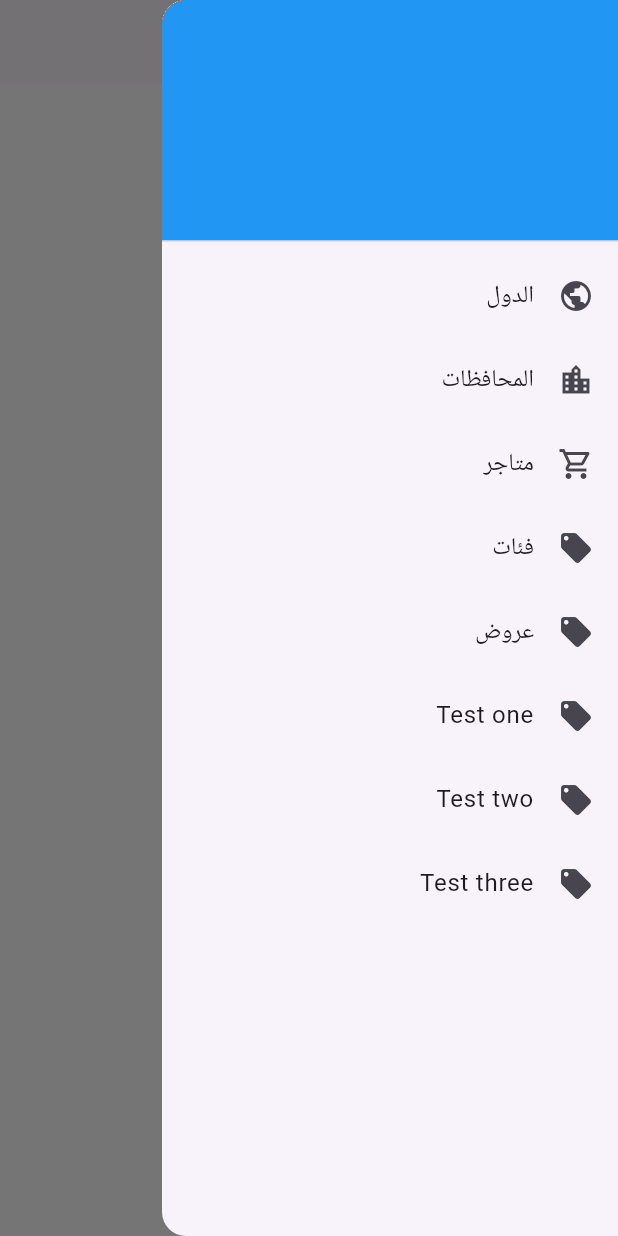
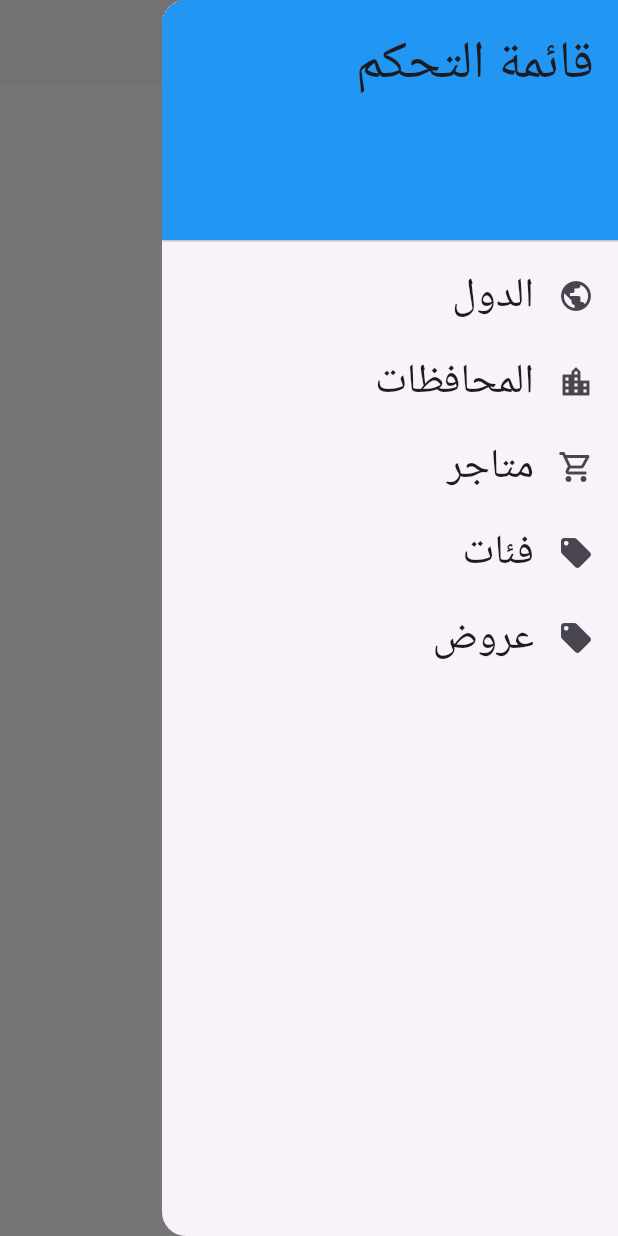
Before and after one commit to HishamKoptaN/awfar_offers_dash, a Flutter app: the screen it shows after launch, with the side drawer open, on a phone screen of 412 x 824 dp. Run offline on Flutter 3.47's test engine with Material 3 defaults, Android fonts, the light colour scheme and no system bars; our stand-ins replace country_code_picker, dio, flutter_bloc, flutter_screenutil, flutter_secure_storage, freezed_annotation and 6 more; missing offline and left inert: country_flags, flag; generated files the repository leaves out were written again; network calls fail; Roboto replaces fonts that are missing (Arial).

Commit message:
some change

```diff
--- a/lib/features/categories/presentation/view/categories_view.dart
+++ b/lib/features/categories/presentation/view/categories_view.dart
@@ -48,6 +48,8 @@ class CategoriesView extends StatelessWidget {
               return state.maybeWhen(
                 categoriesLoaded: (categories) {
                   return SingleChildScrollView(
+                    child: Container(
+                      width: double.infinity,
                       child: DataTable(
                         columns: [
                           DataColumn(
@@ -96,6 +98,7 @@ class CategoriesView extends StatelessWidget {
                           },
                         ).toList(),
                       ),
+                    ),
                   );
                 },
                 orElse: () => const CircularProgressIndicator(),
--- a/lib/features/controll_panel/control_panel_view.dart
+++ b/lib/features/controll_panel/control_panel_view.dart
@@ -1,8 +1,8 @@
 import 'package:flutter/material.dart';
-import '../../test_one.dart';
+import 'package:flutter_screenutil/flutter_screenutil.dart';
+import '../../core/global/gobal_widgets/global_widgets.dart';
 import '../categories/presentation/view/categories_view.dart';
 import '../countries/presentation/view/countries_view.dart';
-import '../governorates/presentation/pages/add_governorates_view.dart';
 import '../governorates/presentation/pages/governorates_view.dart';
 import '../offres/presentation/screens/offers_view.dart';
 import '../stores/presentation/screens/stores_view.dart';
@@ -11,28 +11,42 @@ class ControlPanel extends StatefulWidget {
   const ControlPanel({
     super.key,
   });
+
   @override
   _ControlPanelState createState() => _ControlPanelState();
 }
 
 class _ControlPanelState extends State<ControlPanel> {
   int selectedIndex = 0;
+
+  // قائمة الصفحات
   List<Widget> pages = [
     const CountriesView(),
     const GovernoratesView(),
     const StoresView(),
     const CategoriesView(),
     const OffersView(),
-    const CountryFlags(),
-    const CountryFlags(),
-    AddGovernorateView(),
+  ];
+
+  // قائمة العناوين
+  List<String> titles = [
+    'الدول',
+    'المحافظات',
+    'المتاجر',
+    'الفئات',
+    'العروض',
   ];
 
   @override
-  Widget build(context) {
+  Widget build(BuildContext context) {
     return Scaffold(
       appBar: AppBar(
-        title: const Text(""),
+        title: CustomText(
+          text: titles[selectedIndex],
+          fontSize: 30.sp,
+          fontWeight: FontWeight.bold,
+        ),
+        centerTitle: true,
       ),
       drawer: Drawer(
         child: SingleChildScrollView(
@@ -40,113 +54,77 @@ class _ControlPanelState extends State<ControlPanel> {
             shrinkWrap: true,
             padding: EdgeInsets.zero,
             children: <Widget>[
-              const DrawerHeader(
-                decoration: BoxDecoration(
+              DrawerHeader(
+                decoration: const BoxDecoration(
                   color: Colors.blue,
                 ),
-                child: Text(
-                  '',
-                  style: TextStyle(
-                    color: Colors.white,
-                    fontSize: 24,
-                  ),
+                child: CustomText(
+                  text: 'قائمة التحكم',
+                  fontSize: 35.sp,
                 ),
               ),
               ListTile(
-                leading: const Icon(
-                  Icons.public,
+                leading: const Icon(Icons.public),
+                title: CustomText(
+                  text: 'الدول',
+                  fontSize: 27.5.sp,
                 ),
-                title: const Text('الدول'),
                 onTap: () {
-                  setState(
-                    () {
-                      selectedIndex = 0;
-                    },
-                  );
+                  setState(() {
+                    selectedIndex = 0; // تحديث الفهرس
+                  });
                   Navigator.pop(context);
                 },
               ),
               ListTile(
                 leading: const Icon(Icons.location_city),
-                title: const Text(
-                  'المحافظات',
+                title: CustomText(
+                  text: 'المحافظات',
+                  fontSize: 27.5.sp,
                 ),
                 onTap: () {
-                  setState(
-                    () {
-                      selectedIndex = 1;
-                    },
-                  );
+                  setState(() {
+                    selectedIndex = 1; // تحديث الفهرس
+                  });
                   Navigator.pop(context);
                 },
               ),
               ListTile(
                 leading: const Icon(Icons.shopping_cart_outlined),
-                title: const Text('متاجر'),
-                onTap: () {
-                  setState(
-                    () {
-                      selectedIndex = 2;
-                    },
-                  );
-                  Navigator.pop(context);
-                },
-              ),
-              ListTile(
-                leading: const Icon(Icons.local_offer),
-                title: const Text('فئات'),
-                onTap: () {
-                  setState(
-                    () {
-                      selectedIndex = 3;
-                    },
-                  );
-                  Navigator.pop(context);
-                },
-              ),
-              ListTile(
-                leading: const Icon(Icons.local_offer),
-                title: const Text('عروض'),
-                onTap: () {
-                  setState(
-                    () {
-                      selectedIndex = 4;
-                    },
-                  );
-                  Navigator.pop(context);
-                },
-              ),
-              ListTile(
-                leading: const Icon(Icons.local_offer),
-                title: const Text('Test one'),
+                title: CustomText(
+                  text: 'متاجر',
+                  fontSize: 27.5.sp,
+                ),
                 onTap: () {
                   setState(() {
-                    selectedIndex = 5;
+                    selectedIndex = 2; // تحديث الفهرس
                   });
                   Navigator.pop(context);
                 },
               ),
               ListTile(
                 leading: const Icon(Icons.local_offer),
-                title: const Text('Test two'),
+                title: CustomText(
+                  text: 'فئات',
+                  fontSize: 27.5.sp,
+                ),
                 onTap: () {
-                  setState(
-                    () {
-                      selectedIndex = 6;
-                    },
-                  );
+                  setState(() {
+                    selectedIndex = 3; // تحديث الفهرس
+                  });
                   Navigator.pop(context);
                 },
               ),
               ListTile(
                 leading: const Icon(Icons.local_offer),
-                title: const Text('Test three'),
+                title: CustomText(
+                  text: 'عروض',
+                  fontSize: 27.5.sp,
+                ),
                 onTap: () {
-                  setState(
-                    () {
-                      selectedIndex = 7;
-                    },
-                  );
+                  setState(() {
+                    selectedIndex = 4; // تحديث الفهرس
+                  });
                   Navigator.pop(context);
                 },
               ),
@@ -154,7 +132,7 @@ class _ControlPanelState extends State<ControlPanel> {
           ),
         ),
       ),
-      body: pages[selectedIndex],
+      body: pages[selectedIndex], // عرض الصفحة المناسبة
     );
   }
 }
--- a/lib/features/countries/data/models/countries_response_model.dart
+++ b/lib/features/countries/data/models/countries_response_model.dart
@@ -1,5 +1,4 @@
 import 'package:freezed_annotation/freezed_annotation.dart';
-
 part 'countries_response_model.freezed.dart';
 part 'countries_response_model.g.dart';
 
--- a/lib/features/countries/presentation/bloc/countries_bloc.dart
+++ b/lib/features/countries/presentation/bloc/countries_bloc.dart
@@ -1,6 +1,4 @@
 import 'package:flutter_bloc/flutter_bloc.dart';
-import '../../../../core/helpers/constants.dart';
-import '../../../../core/helpers/shared_pref_helper.dart';
 import '../../data/models/countries_response_model.dart';
 import '../../domain/use_cases/add_country_use_case.dart';
 import '../../domain/use_cases/delete_country_use_case.dart';
--- a/lib/features/countries/presentation/view/countries_view.dart
+++ b/lib/features/countries/presentation/view/countries_view.dart
@@ -21,8 +21,9 @@ class CountriesView extends StatefulWidget {
 
 class _CountriesViewState extends State<CountriesView> {
   bool loading = false;
+
   @override
-  Widget build(context) {
+  Widget build(BuildContext context) {
     return MainLayout(
       showAppBar: false,
       route: 'الدول',
@@ -34,9 +35,7 @@ class _CountriesViewState extends State<CountriesView> {
               success: (countriesResponseModel) async {
                 ScaffoldMessenger.of(context).showSnackBar(
                   const SnackBar(
-                    content: Text(
-                      "success",
-                    ),
+                    content: Text("success"),
                   ),
                 );
                 context.read<CountriesBloc>().emit(
@@ -49,16 +48,9 @@ class _CountriesViewState extends State<CountriesView> {
               failure: (error) async {
                 ScaffoldMessenger.of(context).showSnackBar(
                   SnackBar(
-                    content: Text(
-                      error,
-                    ),
+                    content: Text(error),
                   ),
                 );
-                // context.read<CountriesBloc>().emit(
-                //        const CountriesState.countriesLoaded(
-                //         countriesResponseModel:  const CountriesResponseModel(),
-                //       ),
-                //     );
                 loading = false;
               },
             );
@@ -78,6 +70,8 @@ class _CountriesViewState extends State<CountriesView> {
                   state.maybeWhen(
                     countriesLoaded: (countriesResponseModel) {
                       return SingleChildScrollView(
+                        child: Container(
+                          width: double.infinity,
                           child: DataTable(
                             columns: [
                               DataColumn(
@@ -117,15 +111,16 @@ class _CountriesViewState extends State<CountriesView> {
                                       Center(
                                         child: Container(
                                           height: 40.h,
-                                        width: 350.w,
+                                          width: double
+                                              .infinity, // استخدام double.infinity لجعل العرض يتناسب مع كامل العرض المتاح
                                           decoration: BoxDecoration(
                                             color: Colors.white,
                                             borderRadius:
                                                 BorderRadius.circular(8),
                                             boxShadow: [
                                               BoxShadow(
-                                              color:
-                                                  Colors.grey.withOpacity(0.5),
+                                                color: Colors.grey
+                                                    .withOpacity(0.5),
                                                 spreadRadius: 1,
                                                 blurRadius: 5,
                                                 offset: const Offset(0, 3),
@@ -150,28 +145,11 @@ class _CountriesViewState extends State<CountriesView> {
                                     const DataCell(
                                       SizedBox(),
                                     ),
-                                  // DataCell(
-                                  //   CustomTextButton(
-                                  //     onPressed: () {
-                                  //       loading = true;
-                                  //       setState(() {});
-                                  //       if (!context
-                                  //           .read<CountriesBloc>()
-                                  //           .isClosed) {
-                                  //         context.read<CountriesBloc>().add(
-                                  //               CountriesEvent.deleteCountries(
-                                  //                 id: country.id!,
-                                  //               ),
-                                  //             );
-                                  //       }
-                                  //     },
-                                  //     text: 'حذف',
-                                  //   ),
-                                  // ),
                                   ],
                                 );
                               },
                             ).toList(),
+                          ),
                         ),
                       );
                     },
--- a/lib/features/governorates/presentation/pages/add_governorates_view.dart
+++ b/lib/features/governorates/presentation/pages/add_governorates_view.dart
@@ -1,5 +1,3 @@
-import 'dart:convert';
-
 import 'package:flag/flag.dart';
 import 'package:flutter/material.dart';
 import 'package:flutter_bloc/flutter_bloc.dart';
--- a/lib/features/offres/presentation/screens/offers_view.dart
+++ b/lib/features/offres/presentation/screens/offers_view.dart
@@ -49,6 +49,8 @@ class OffersView extends StatelessWidget {
               return state.maybeWhen(
                 offersLoaded: (offers) {
                   return SingleChildScrollView(
+                    child: Container(
+                      width: double.infinity,
                       child: DataTable(
                         columns: [
                           DataColumn(
@@ -117,6 +119,7 @@ class OffersView extends StatelessWidget {
                           },
                         ).toList(),
                       ),
+                    ),
                   );
                 },
                 orElse: () => const CustomCircularProgress(),
--- a/lib/features/stores/presentation/screens/add_store_view.dart
+++ b/lib/features/stores/presentation/screens/add_store_view.dart
@@ -1,4 +1,3 @@
-import 'package:awfar_offers_dash/core/global/custom_dropdown_button.dart';
 import 'package:flag/flag.dart';
 import 'package:flutter/material.dart';
 import 'package:flutter_bloc/flutter_bloc.dart';
--- a/lib/features/stores/presentation/screens/stores_view.dart
+++ b/lib/features/stores/presentation/screens/stores_view.dart
@@ -48,6 +48,8 @@ class StoresView extends StatelessWidget {
                 return state.maybeWhen(
                   storesLoaded: (stores) {
                     return SingleChildScrollView(
+                      child: Container(
+                        width: double.infinity,
                         child: DataTable(
                           columns: [
                             DataColumn(
@@ -96,6 +98,7 @@ class StoresView extends StatelessWidget {
                             },
                           ).toList(),
                         ),
+                      ),
                     );
                   },
                   orElse: () => const CustomCircularProgress(),
```
Also changed, not shown: lib/features/governorates/presentation/pages/governorates_view.dart (+21 -25 lines), lib/main.dart (+7 -15 lines). Lines whose indentation alone changed are shown as unchanged.
